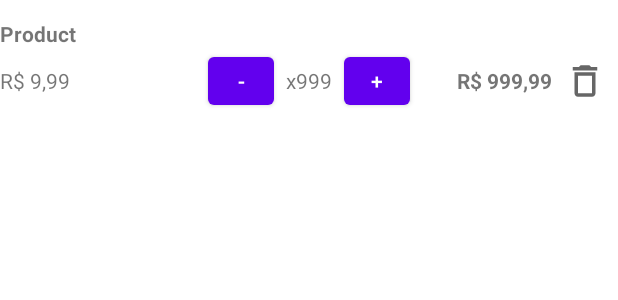
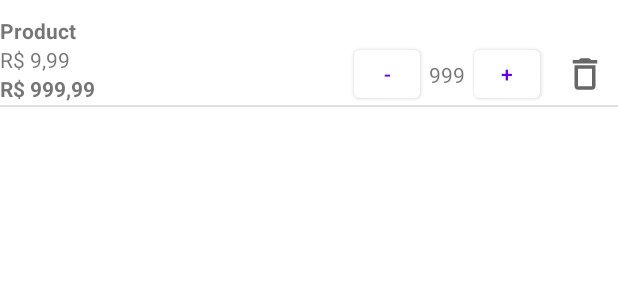
Before and after one commit to faGalego/vendApp, an Android app: the layout order_product_item.xml on its own in the app's theme, with its tools: preview values and no code run, on a phone screen of 412 x 824 dp. Shown: the top 300 px of the screen. Run offline under Robolectric (Android 15) with nearby library versions, the phone set to English and light mode, and no system bars.

```diff
--- a/app/src/main/java/com/galego/fabricio/vendapp/data/db/dao/OrderProductDao.kt
+++ b/app/src/main/java/com/galego/fabricio/vendapp/data/db/dao/OrderProductDao.kt
@@ -6,6 +6,7 @@ import androidx.room.OnConflictStrategy.REPLACE
 import androidx.room.Query
 import androidx.room.Update
 import com.galego.fabricio.vendapp.data.db.entity.OrderProductEntity
+import com.galego.fabricio.vendapp.data.db.wrapper.OrderProduct
 
 @Dao
 interface OrderProductDao {
@@ -20,5 +21,5 @@ interface OrderProductDao {
     suspend fun delete(id: Long)
 
     @Query("SELECT * FROM order_product WHERE orderId = :orderId")
-    suspend fun getByOrderId(orderId: Long): List<OrderProductEntity>
+    suspend fun getByOrderId(orderId: Long): List<OrderProduct>
 }
--- a/app/src/main/java/com/galego/fabricio/vendapp/repository/OrderProductRepository.kt
+++ b/app/src/main/java/com/galego/fabricio/vendapp/repository/OrderProductRepository.kt
@@ -1,6 +1,7 @@
 package com.galego.fabricio.vendapp.repository
 
 import com.galego.fabricio.vendapp.data.db.entity.OrderProductEntity
+import com.galego.fabricio.vendapp.data.db.wrapper.OrderProduct
 
 interface OrderProductRepository {
 
@@ -10,5 +11,5 @@ interface OrderProductRepository {
 
     suspend fun delete(id: Long)
 
-    suspend fun getByOrderId(orderId: Long): List<OrderProductEntity>
+    suspend fun getByOrderId(orderId: Long): List<OrderProduct>
 }
--- a/app/src/main/java/com/galego/fabricio/vendapp/repository/OrderProductRepositoryImpl.kt
+++ b/app/src/main/java/com/galego/fabricio/vendapp/repository/OrderProductRepositoryImpl.kt
@@ -2,6 +2,7 @@ package com.galego.fabricio.vendapp.repository
 
 import com.galego.fabricio.vendapp.data.db.dao.OrderProductDao
 import com.galego.fabricio.vendapp.data.db.entity.OrderProductEntity
+import com.galego.fabricio.vendapp.data.db.wrapper.OrderProduct
 
 class OrderProductRepositoryImpl(
     private val orderProductDao: OrderProductDao
@@ -19,7 +20,7 @@ class OrderProductRepositoryImpl(
         orderProductDao.delete(id)
     }
 
-    override suspend fun getByOrderId(orderId: Long): List<OrderProductEntity> {
+    override suspend fun getByOrderId(orderId: Long): List<OrderProduct> {
         return orderProductDao.getByOrderId(orderId)
     }
 }
--- a/app/src/main/res/layout/order_product_item.xml
+++ b/app/src/main/res/layout/order_product_item.xml
@@ -3,7 +3,8 @@
     xmlns:app="http://schemas.android.com/apk/res-auto"
     xmlns:tools="http://schemas.android.com/tools"
     android:layout_width="match_parent"
-    android:layout_height="wrap_content">
+    android:layout_height="wrap_content"
+    android:paddingTop="8dp">
 
     <TextView
         android:id="@+id/order_product_name_textview"
@@ -14,56 +15,63 @@
         app:layout_constraintLeft_toLeftOf="parent"
         app:layout_constraintRight_toLeftOf="@id/order_product_delete_button"
         app:layout_constraintTop_toTopOf="parent"
+        app:layout_constraintVertical_chainStyle="packed"
         tools:text="Product" />
 
     <TextView
         android:id="@+id/order_product_price_textview"
         android:layout_width="wrap_content"
         android:layout_height="wrap_content"
-        app:layout_constraintBottom_toBottomOf="parent"
+        app:layout_constraintBottom_toTopOf="@id/order_product_total_textview"
         app:layout_constraintLeft_toLeftOf="parent"
         app:layout_constraintTop_toBottomOf="@id/order_product_name_textview"
         tools:text="R$ 9,99" />
+
+    <TextView
+        android:id="@+id/order_product_total_textview"
+        android:layout_width="wrap_content"
+        android:layout_height="wrap_content"
+        android:textStyle="bold"
+        app:layout_constraintBottom_toBottomOf="parent"
+        app:layout_constraintLeft_toLeftOf="parent"
+        app:layout_constraintTop_toBottomOf="@id/order_product_price_textview"
+        tools:text="R$ 999,99" />
 
     <Button
         android:id="@+id/order_product_one_less_button"
         android:layout_width="44dp"
         android:layout_height="44dp"
-        android:layout_marginHorizontal="8dp"
+        android:backgroundTint="@android:color/white"
+        android:elevation="0dp"
         android:text="-"
-        app:layout_constraintBottom_toBottomOf="@id/order_product_price_textview"
+        android:textColor="?attr/colorPrimary"
+        app:layout_constraintBottom_toBottomOf="@id/order_product_total_textview"
         app:layout_constraintRight_toLeftOf="@id/order_product_quantity_textview"
         app:layout_constraintTop_toTopOf="@id/order_product_price_textview" />
 
     <TextView
         android:id="@+id/order_product_quantity_textview"
-        android:layout_width="wrap_content"
+        android:layout_width="36dp"
         android:layout_height="wrap_content"
-        app:layout_constraintBottom_toBottomOf="@id/order_product_price_textview"
-        app:layout_constraintLeft_toLeftOf="parent"
-        app:layout_constraintRight_toRightOf="parent"
+        android:gravity="center"
+        app:layout_constraintBottom_toBottomOf="@id/order_product_total_textview"
+        app:layout_constraintRight_toLeftOf="@id/order_product_one_more_button"
         app:layout_constraintTop_toTopOf="@id/order_product_price_textview"
-        tools:text="x999" />
+        tools:text="999" />
 
     <Button
         android:id="@+id/order_product_one_more_button"
         android:layout_width="44dp"
         android:layout_height="44dp"
         android:layout_marginHorizontal="8dp"
+        android:backgroundTint="@android:color/white"
+        android:elevation="0dp"
         android:text="+"
-        app:layout_constraintBottom_toBottomOf="@id/order_product_price_textview"
-        app:layout_constraintLeft_toRightOf="@id/order_product_quantity_textview"
+        android:textColor="?attr/colorPrimary"
+        app:layout_constraintBottom_toBottomOf="@id/order_product_total_textview"
+        app:layout_constraintRight_toLeftOf="@id/order_product_delete_button"
         app:layout_constraintTop_toTopOf="@id/order_product_price_textview" />
 
-    <TextView
-        android:id="@+id/order_product_total_textview"
-        android:layout_width="wrap_content"
-        android:layout_height="wrap_content"
-        android:textStyle="bold"
-        app:layout_constraintBottom_toBottomOf="@id/order_product_price_textview"
-        app:layout_constraintRight_toLeftOf="@id/order_product_delete_button"
-        app:layout_constraintTop_toTopOf="@id/order_product_price_textview"
-        tools:text="R$ 999,99" />
 
     <ImageView
         android:id="@+id/order_product_delete_button"
@@ -71,9 +79,15 @@
         android:layout_height="44dp"
         android:padding="8dp"
         android:src="@drawable/ic_delete"
-        app:layout_constraintBottom_toBottomOf="@id/order_product_price_textview"
+        app:layout_constraintBottom_toBottomOf="@id/order_product_total_textview"
         app:layout_constraintRight_toRightOf="parent"
         app:layout_constraintTop_toTopOf="@id/order_product_price_textview" />
 
+    <com.google.android.material.divider.MaterialDivider
+        android:layout_width="0dp"
+        android:layout_height="1dp"
+        app:layout_constraintBottom_toBottomOf="parent"
+        app:layout_constraintEnd_toEndOf="parent"
+        app:layout_constraintStart_toStartOf="parent" />
 
 </androidx.constraintlayout.widget.ConstraintLayout>
```
Also changed, not shown: app/src/main/java/com/galego/fabricio/vendapp/data/db/wrapper/OrderProduct.kt (added, +14 -0 lines), app/src/main/java/com/galego/fabricio/vendapp/ui/order/OrderProductAdapter.kt (+10 -9 lines), app/src/main/java/com/galego/fabricio/vendapp/ui/order/OrderViewModel.kt (+23 -18 lines).
